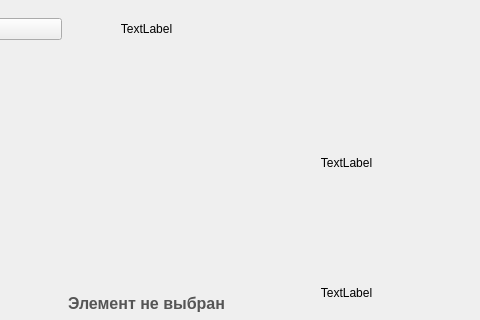
Above: ui/Qwerty_main.ui from khmelnovz-coder/Qwerty123 before the change; both pictures show x 470 to 950 and y 0 to 320 of the 950 by 600 pixel window. Below: the same form after it.
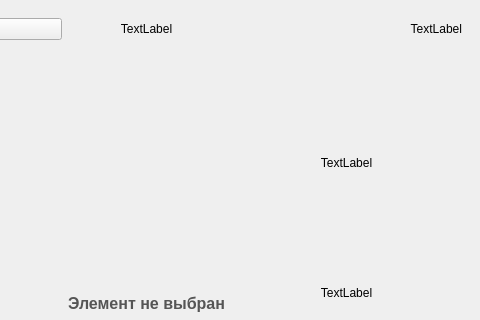
That is the form after the change.

Commit message: Добавил лейбл для просмотра категорий

```diff
--- a/ui/Qwerty_main.ui
+++ b/ui/Qwerty_main.ui
@@ -173,6 +173,16 @@
          </property>
         </widget>
        </item>
+       <item row="0" column="2">
+        <widget class="QLabel" name="current_categoriya">
+         <property name="text">
+          <string>TextLabel</string>
+         </property>
+         <property name="alignment">
+          <set>Qt::AlignmentFlag::AlignRight|Qt::AlignmentFlag::AlignTrailing|Qt::AlignmentFlag::AlignVCenter</set>
+         </property>
+        </widget>
+       </item>
       </layout>
      </widget>
     </item>
```
The commit also changes 2 other files.
